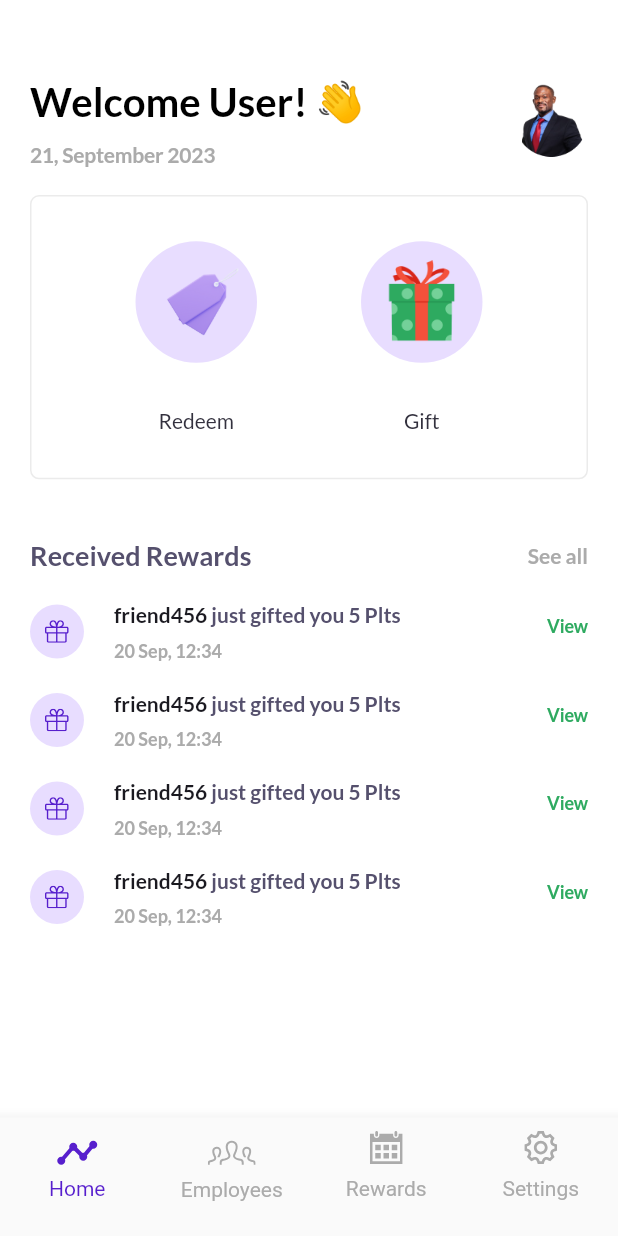
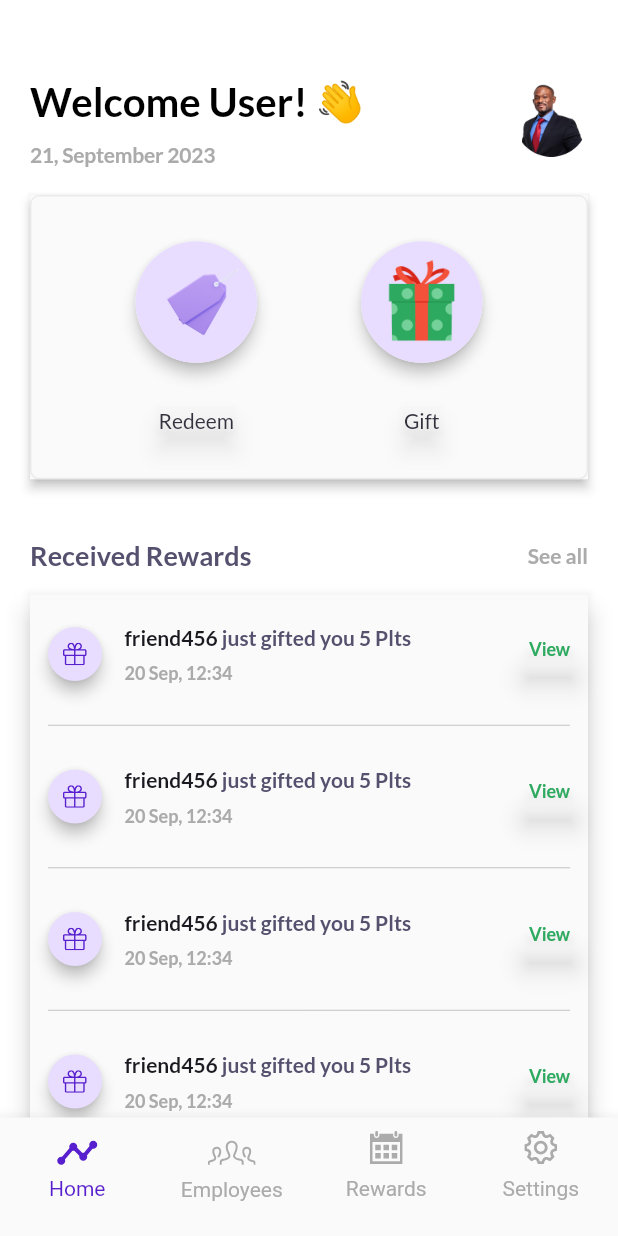
Before and after one commit to hngx-org/Jaguars-food-mobile, a Flutter app: the screen it shows after launch, on a phone screen of 412 x 824 dp. Run offline on Flutter 3.47's test engine with Material 2 defaults, Android fonts, the phone set to English and light mode, and no system bars; our stand-ins replace flutter_screenutil, flutter_svg, go_router, google_fonts.

Commit message:
added timer to splash screen, adjusted withdrawal class overflowing pixels, adjusted pad ding of successfulloginscreen, adjust some Ui in home screen

```diff
--- a/lib/3_presentation/onboarding/screens/splash_screen.dart
+++ b/lib/3_presentation/onboarding/screens/splash_screen.dart
@@ -1,10 +1,7 @@
 import 'package:flutter/material.dart';
-import 'package:go_router/go_router.dart';
 import 'package:google_fonts/google_fonts.dart';
 import 'package:jaguar_foods_mobile/3_presentation/screens/nav_screen/nav_screen.dart';
 import 'package:jaguar_foods_mobile/common/constants/app_color.dart';
-import 'package:jaguar_foods_mobile/common/constants/route_constant.dart';
-import 'package:jaguar_foods_mobile/core/config/router_config.dart';
 
 class SplashScreen extends StatefulWidget {
   const SplashScreen({super.key});
@@ -36,10 +33,10 @@ class _SplashScreenState extends State<SplashScreen> {
     return Scaffold(
       body: Center(
         child: Text(
-          'SplashScreen',
+          'Jaguar Lunch',
           style: GoogleFonts.lato(
               fontWeight: FontWeight.bold,
-              fontSize: 20.0,
+              fontSize: 30.0,
               color: AppColor.appBrandColor),
         ),
       ),
--- a/lib/3_presentation/onboarding/screens/successful_lunch.dart
+++ b/lib/3_presentation/onboarding/screens/successful_lunch.dart
@@ -27,7 +27,7 @@ class SuccessfulLunchScreen extends StatelessWidget {
           child: Stack(
             children: [
               Padding(
-                padding: EdgeInsets.symmetric(horizontal: 20.w),
+                padding: EdgeInsets.symmetric(horizontal: 30.w),
                 child: Column(
                     mainAxisAlignment: MainAxisAlignment.center,
                     crossAxisAlignment: CrossAxisAlignment.center,
--- a/lib/3_presentation/screens/home/home_screen.dart
+++ b/lib/3_presentation/screens/home/home_screen.dart
@@ -134,7 +134,9 @@ class _HomeScreenState extends State<HomeScreen> {
                     ],
                   ),
                   //redeem , gift
-                  Container(
+                  Material(
+                    elevation: 3,
+                    child: Container(
                       width: mediaQuery.width,
                       height: mediaQuery.height * 0.23,
                       clipBehavior: Clip.antiAlias,
@@ -181,6 +183,7 @@ class _HomeScreenState extends State<HomeScreen> {
                         ],
                       ),
                     ),
+                  ),
                   //received rewards
                   SizedBox(height: 40,),
                   Row(
@@ -206,10 +209,13 @@ class _HomeScreenState extends State<HomeScreen> {
                       )
                     ],
                   ),
-                  SizedBox(height: 20,),
+                  SizedBox(height: 15,),
                   //item
-                  ListView.builder(
+                  Material(
+                    elevation: 7,
+                    child: ListView.builder(
                       shrinkWrap: true,
+                      padding: EdgeInsets.symmetric(horizontal: 12),
                       physics: NeverScrollableScrollPhysics(),
                       itemCount: transactions.length,
                       itemBuilder: (context, index) {
@@ -217,12 +223,21 @@ class _HomeScreenState extends State<HomeScreen> {
                         final formattedTransactionDate =
                         DateFormat('d MMM, HH:mm').format(transaction.createdAt);
 
-                      return Container(
+                        return Column(
+                          mainAxisAlignment: MainAxisAlignment.center,
+                          children: [
+                            SizedBox(height: 20,),
+                            Container(
                               margin: EdgeInsets.only(bottom: 20),
                               child: Row(
                                 mainAxisAlignment: MainAxisAlignment.spaceBetween,
                                 children: [
-                            Container(
+                                  //gift icon
+                                  Material(
+                                    elevation: 4,
+                                    color: Colors.transparent,
+                                    shape: OvalBorder(),
+                                    child: Container(
                                       width: 36,
                                       height: 36,
                                       padding: EdgeInsets.all(10),
@@ -240,7 +255,8 @@ class _HomeScreenState extends State<HomeScreen> {
                                         ),
                                       ),
                                     ),
-                            SizedBox( width: 20,),
+                                  ),
+                                  SizedBox( width: 15,),
                                   Expanded(
                                     child: Column(
                                       mainAxisAlignment: MainAxisAlignment.start,
@@ -288,7 +304,10 @@ class _HomeScreenState extends State<HomeScreen> {
                                   ),
                                   SizedBox( width: 20,),
                                   // text
-                            Container(
+                                  Material(
+                                    elevation: 8,
+                                    color: Colors.transparent,
+                                    child: Container(
                                       alignment: Alignment.centerLeft,
                                       child: Text(
                                         'View',
@@ -301,11 +320,16 @@ class _HomeScreenState extends State<HomeScreen> {
                                           letterSpacing: -0.12,
                                         ),
                                       ),
+                                    ),
                                   )
                                 ],
                               ),
+                            ),
+                            Divider(color: AppColor.secondaryColor.withOpacity(0.7), ),
+                          ],
                         );
                       },
+                    ),
                   )
                 ],
               ),
@@ -332,7 +356,10 @@ class CustomImageText extends StatelessWidget {
     return Column(
       mainAxisAlignment: MainAxisAlignment.spaceEvenly,
       children: [
-        Container(
+        Material(
+          elevation: 4,
+          shape: OvalBorder(),
+          child: Container(
             width: 81,
             height: 81,
             alignment: Alignment.center,
@@ -346,7 +373,12 @@ class CustomImageText extends StatelessWidget {
               height: 55.50,
             ),
           ),
-        Text(
+        ),
+        Material(
+          elevation: 6,
+          shadowColor: Colors.black.withOpacity(0.4),
+          color: Colors.transparent,
+          child: Text(
             text,
             style: TextStyle(
               color: Color(0xFF33313E),
@@ -354,6 +386,7 @@ class CustomImageText extends StatelessWidget {
               fontFamily: 'Lato',
               fontWeight: FontWeight.w500,
             ),
+          ),
         )
       ],
     );
--- a/lib/3_presentation/withdraw_details/withdraw_details.dart
+++ b/lib/3_presentation/withdraw_details/withdraw_details.dart
@@ -46,6 +46,9 @@ class _WithdrawDetailsScreenState extends State<WithdrawDetailsScreen> {
     return Scaffold(
       body: Padding(
         padding: const EdgeInsets.symmetric(horizontal: 27),
+        child: SingleChildScrollView(
+          child: SizedBox(
+            height: MediaQuery.of(context).size.height * 1.5,
             child: Column(
               crossAxisAlignment: CrossAxisAlignment.start,
               children: [
@@ -167,8 +170,7 @@ class _WithdrawDetailsScreenState extends State<WithdrawDetailsScreen> {
                 //  texts
                 Text('Triple Lunch = N 500', style:
                         GoogleFonts.lato(fontWeight: FontWeight.bold, fontSize: 14),),
-
-            Spacer(),
+                SizedBox(height: 30,),
                 // withdraw button
                 SizedBox(
                   height: 52,
@@ -183,6 +185,8 @@ class _WithdrawDetailsScreenState extends State<WithdrawDetailsScreen> {
                   height: 5,
                 )
               ],
+            ),
+          ),
         ),
       ),
     );
```
Lines whose indentation alone changed are shown as unchanged.
